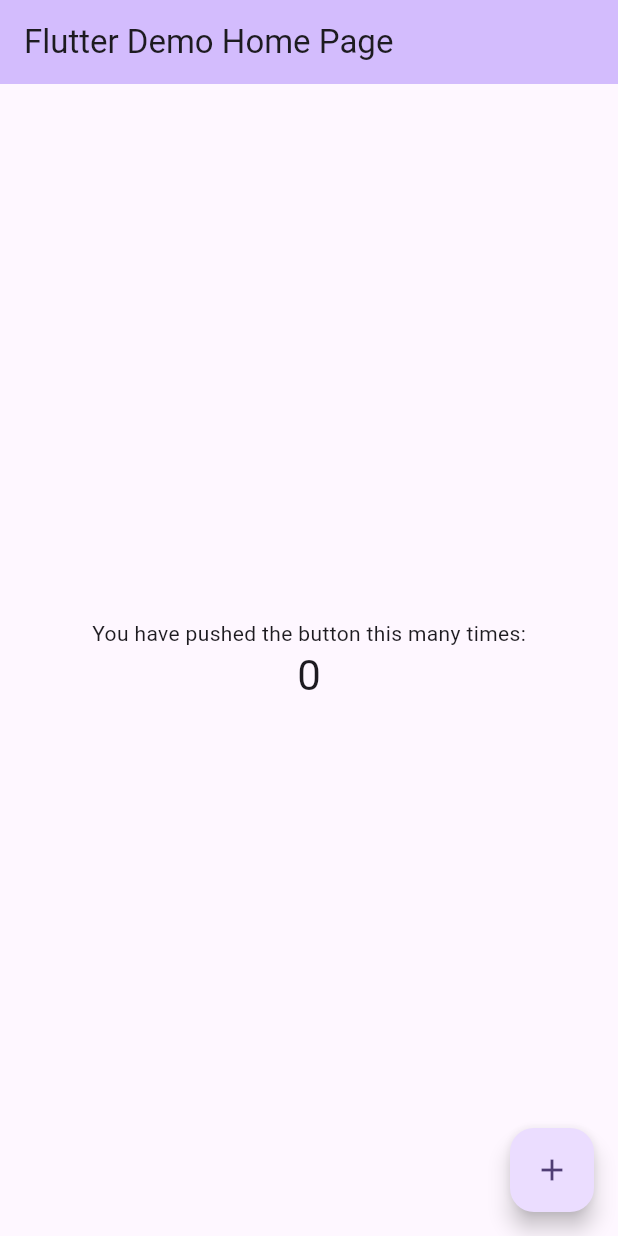
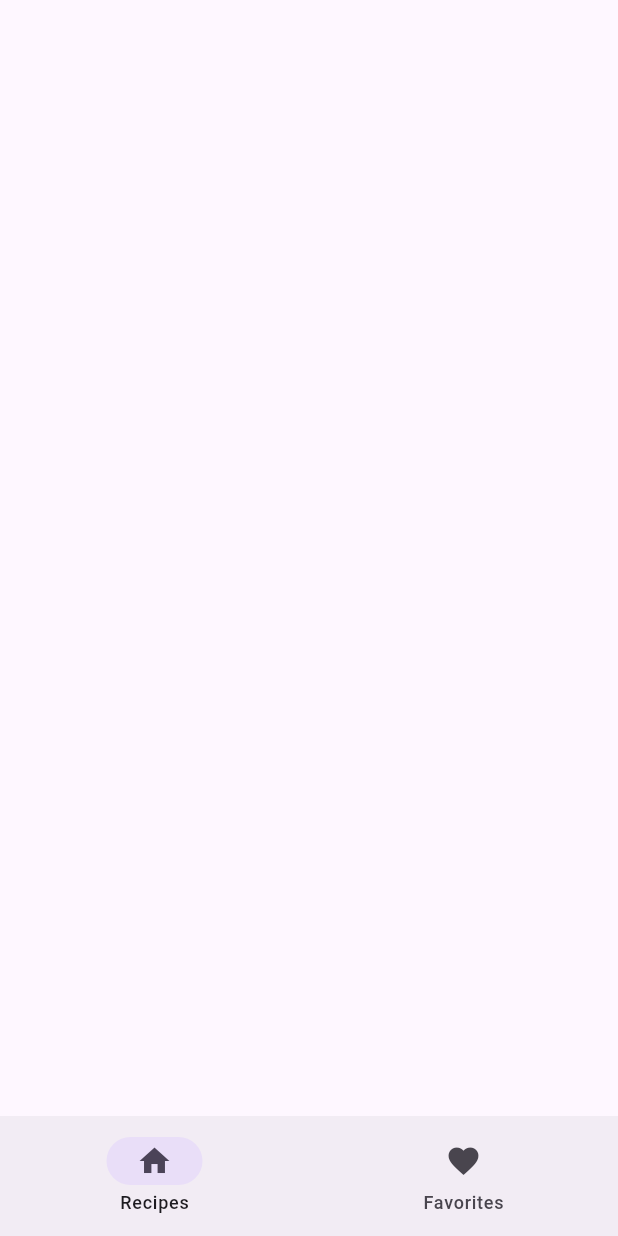
Before and after one commit to anton-meun/recepten_app_flutter, a Flutter app: the screen it shows after launch, on a phone screen of 412 x 824 dp. Run offline on Flutter 3.47's test engine with Material 3 defaults, Android fonts, the light colour scheme and no system bars; our stand-ins replace flutter_riverpod.

Commit message:
nav bar added

```diff
--- a/lib/main.dart
+++ b/lib/main.dart
@@ -1,5 +1,6 @@
 import 'package:flutter/material.dart';
 import 'package:flutter_riverpod/flutter_riverpod.dart';
+import 'package:recepten_app_flutter/root_app.dart';
 
 void main() {
   runApp(
@@ -19,100 +20,13 @@
   @override
   Widget build(BuildContext context) {
     return MaterialApp(
-      title: 'Flutter Demo',
+      title: 'Recipe App',
+      debugShowCheckedModeBanner: false,
       theme: ThemeData(
         colorScheme: ColorScheme.fromSeed(seedColor: Colors.deepPurple),
         useMaterial3: true,
       ),
-      home: const MyHomePage(title: 'Flutter Demo Home Page'),
+      home: RootApp()
     );
   }
 }
-
-class MyHomePage extends StatefulWidget {
-  const MyHomePage({super.key, required this.title});
-
-  // This widget is the home page of your application. It is stateful, meaning
-  // that it has a State object (defined below) that contains fields that affect
-  // how it looks.
-
-  // This class is the configuration for the state. It holds the values (in this
-  // case the title) provided by the parent (in this case the App widget) and
-  // used by the build method of the State. Fields in a Widget subclass are
-  // always marked "final".
-
-  final String title;
-
-  @override
-  State<MyHomePage> createState() => _MyHomePageState();
-}
-
-class _MyHomePageState extends State<MyHomePage> {
-  int _counter = 0;
-
-  void _incrementCounter() {
-    setState(() {
-      // This call to setState tells the Flutter framework that something has
-      // changed in this State, which causes it to rerun the build method below
-      // so that the display can reflect the updated values. If we changed
-      // _counter without calling setState(), then the build method would not be
-      // called again, and so nothing would appear to happen.
-      _counter++;
-    });
-  }
-
-  @override
-  Widget build(BuildContext context) {
-    // This method is rerun every time setState is called, for instance as done
-    // by the _incrementCounter method above.
-    //
-    // The Flutter framework has been optimized to make rerunning build methods
-    // fast, so that you can just rebuild anything that needs updating rather
-    // than having to individually change instances of widgets.
-    return Scaffold(
-      appBar: AppBar(
-        // TRY THIS: Try changing the color here to a specific color (to
-        // Colors.amber, perhaps?) and trigger a hot reload to see the AppBar
-        // change color while the other colors stay the same.
-        backgroundColor: Theme.of(context).colorScheme.inversePrimary,
-        // Here we take the value from the MyHomePage object that was created by
-        // the App.build method, and use it to set our appbar title.
-        title: Text(widget.title),
-      ),
-      body: Center(
-        // Center is a layout widget. It takes a single child and positions it
-        // in the middle of the parent.
-        child: Column(
-          // Column is also a layout widget. It takes a list of children and
-          // arranges them vertically. By default, it sizes itself to fit its
-          // children horizontally, and tries to be as tall as its parent.
-          //
-          // Column has various properties to control how it sizes itself and
-          // how it positions its children. Here we use mainAxisAlignment to
-          // center the children vertically; the main axis here is the vertical
-          // axis because Columns are vertical (the cross axis would be
-          // horizontal).
-          //
-          // TRY THIS: Invoke "debug painting" (choose the "Toggle Debug Paint"
-          // action in the IDE, or press "p" in the console), to see the
-          // wireframe for each widget.
-          mainAxisAlignment: MainAxisAlignment.center,
-          children: <Widget>[
-            const Text(
-              'You have pushed the button this many times:',
-            ),
-            Text(
-              '$_counter',
-              style: Theme.of(context).textTheme.headlineMedium,
-            ),
-          ],
-        ),
-      ),
-      floatingActionButton: FloatingActionButton(
-        onPressed: _incrementCounter,
-        tooltip: 'Increment',
-        child: const Icon(Icons.add),
-      ), // This trailing comma makes auto-formatting nicer for build methods.
-    );
-  }
-}
--- a/lib/root_app.dart
+++ b/lib/root_app.dart
@@ -0,0 +1,28 @@
+import 'package:flutter/material.dart';
+
+class RootApp extends StatefulWidget {
+  const RootApp({super.key});
+
+  @override
+  State<RootApp> createState() => _RootAppState();
+}
+
+class _RootAppState extends State<RootApp> {
+  int currentIndex = 0;
+
+  @override
+  Widget build(BuildContext context) {
+    return Scaffold(
+      bottomNavigationBar: NavigationBar(destinations: [
+        NavigationDestination(
+            icon: Icon (Icons.home),
+            label: "Recipes"
+        ),
+        NavigationDestination(
+            icon: Icon(Icons.favorite),
+            label: "Favorites",
+        ),
+      ]),
+    );
+  }
+}
--- a/pubspec.yaml
+++ b/pubspec.yaml
@@ -53,10 +53,10 @@ dev_dependencies:
   # activated in the `analysis_options.yaml` file located at the root of your
   # package. See that file for information about deactivating specific lint
   # rules and activating additional ones.
-  flutter_lints: ^2.0.0
+  flutter_lints: ^5.0.0
   riverpod_generator: ^2.4.0
   build_runner: ^2.4.9
-  custom_lint: ^0.6.4
+  custom_lint: ^0.7.1
 
 # For information on the generic Dart part of this file, see the
 # following page: https://dart.dev/tools/pub/pubspec
```
Also changed, not shown: pubspec.lock.
